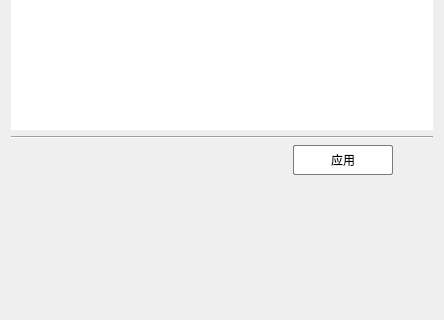
First picture: the form in src/FormPostprocessing.ui, repository Aiopr-bits/MAVES, before the edit; both pictures show x 0 to 444 and y 278 to 598 of the 444 by 712 pixel window.
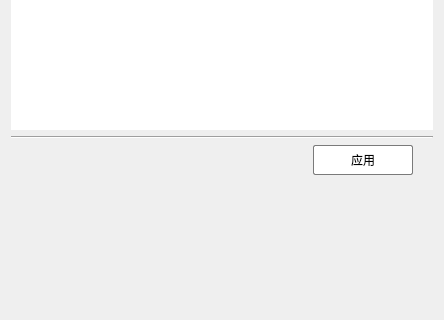
Second picture: the form after the edit. Icons and pictures are not drawn. Custom widgets are drawn as their Qt base class.

The edit to the form file:
```diff
--- a/src/FormPostprocessing.ui
+++ b/src/FormPostprocessing.ui
@@ -765,7 +765,7 @@
          </property>
          <property name="sizeHint" stdset="0">
           <size>
-           <width>40</width>
+           <width>20</width>
            <height>20</height>
           </size>
          </property>
```
